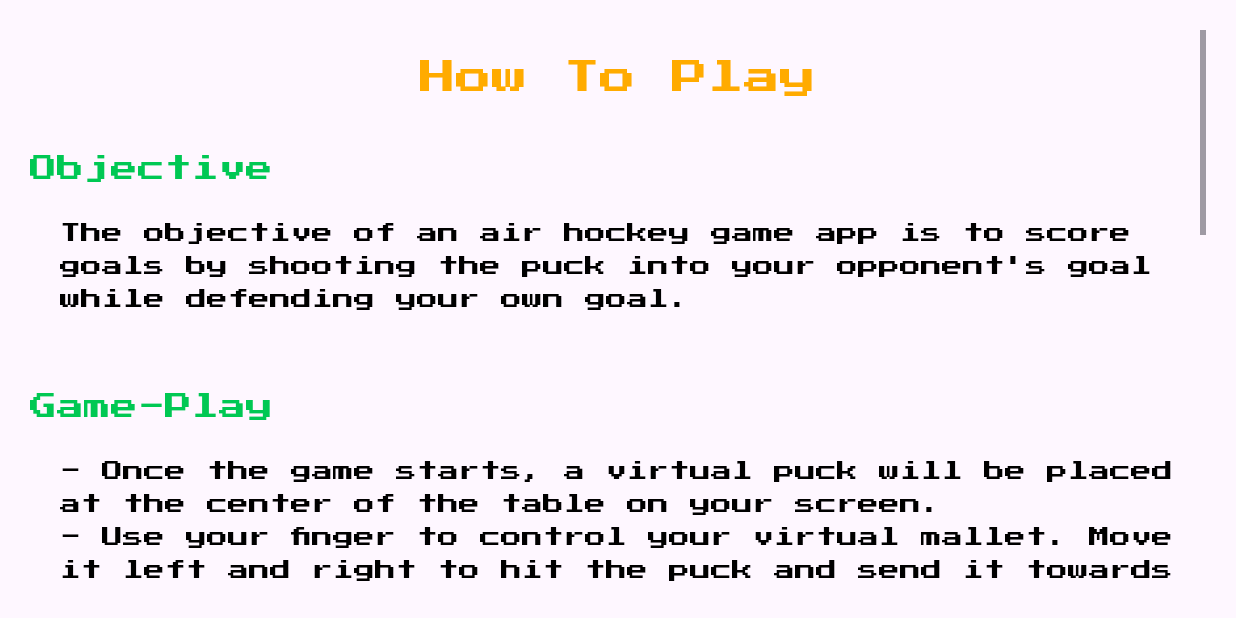
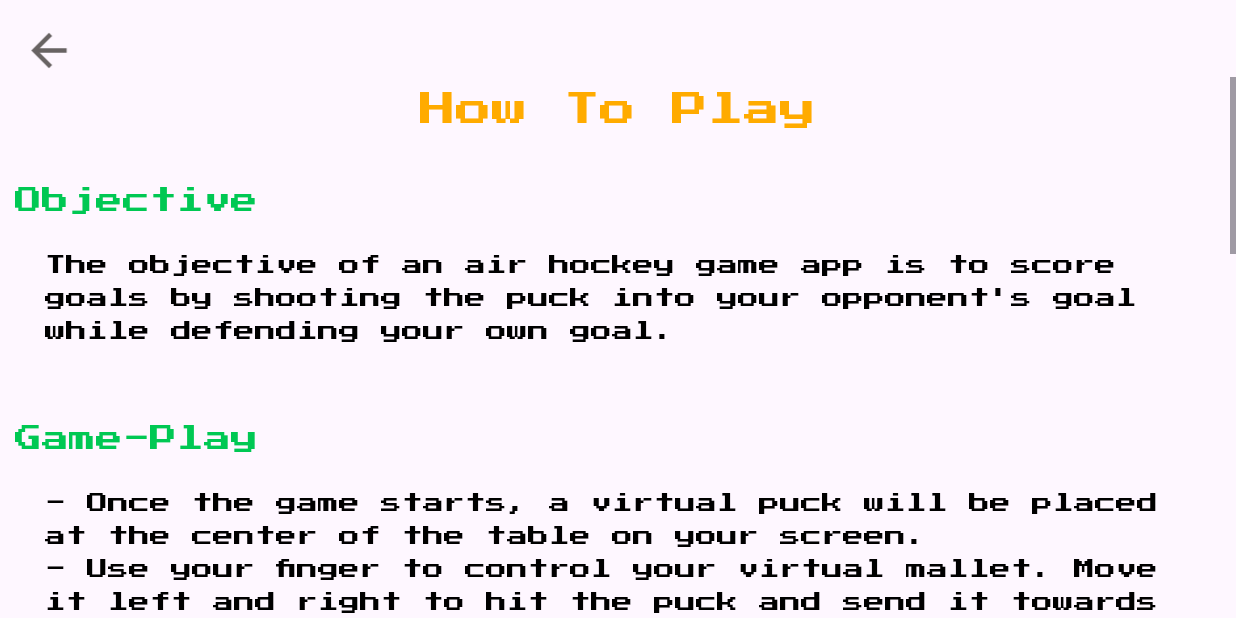
Before and after one commit to hngx-org/team-titans-hockey, an Android app: the RulesFragment screen opened through its navigation route, on a phone screen of 824 x 412 dp (held sideways). Run offline under Robolectric (Android 15) with nearby library versions, the phone set to English and light mode, and no system bars; 2 statements that could not run were skipped.

Commit message:
Chinaza (#11)
* test

* created 2 screens

* updated some screens

* Revert "updated some screens"

This reverts commit 5a0000e56ae1f43810e47911487db5db7530079a.

* Revert "Revert "updated some screens""

This reverts commit 99eae60f94129d3c057ca8cfe378a539457441f1.

* updated some screens

* updated some screens

* updated more screens

* updated screens to use black and white background

* updated screens to use black and white background

* updated screens

* added in game sounds to the HockeyTable

* -worked on syncing the sound to game,settings,about and rules fragment

-made some ui updates

---------

Co-authored-by: Daniel <danieliroka67@gmail.com>

```diff
--- a/app/build.gradle.kts
+++ b/app/build.gradle.kts
@@ -48,6 +48,8 @@ dependencies {
     testImplementation("junit:junit:4.13.2")
     androidTestImplementation("androidx.test.ext:junit:1.1.5")
     androidTestImplementation("androidx.test.espresso:espresso-core:3.5.1")
+    implementation ("androidx.lifecycle:lifecycle-viewmodel-ktx:2.6.2")
+    implementation ("androidx.lifecycle:lifecycle-livedata-ktx:2.6.2")
 
     implementation("androidx.navigation:navigation-fragment-ktx:$nav_version")
     implementation("androidx.navigation:navigation-ui-ktx:$nav_version")
--- a/app/src/main/AndroidManifest.xml
+++ b/app/src/main/AndroidManifest.xml
@@ -12,9 +12,6 @@
         android:supportsRtl="true"
         android:theme="@style/Theme.Titans_Hockey_Challenge"
         tools:targetApi="31">
-        <activity
-            android:name=".Splash2"
-            android:exported="false" />
         <activity
             android:name=".Splash_Screen"
             android:configChanges="keyboardHidden|orientation|screenSize"
--- a/app/src/main/java/com/example/titans_hockey_challenge/MainActivity.kt
+++ b/app/src/main/java/com/example/titans_hockey_challenge/MainActivity.kt
@@ -2,13 +2,17 @@ package com.example.titans_hockey_challenge
 
 import androidx.appcompat.app.AppCompatActivity
 import android.os.Bundle
+import androidx.activity.viewModels
 import androidx.navigation.NavController
 import androidx.navigation.fragment.NavHostFragment
 import com.example.titans_hockey_challenge.databinding.ActivityMainBinding
+import com.example.titans_hockey_challenge.models.SoundViewModel
 
 class MainActivity : AppCompatActivity() {
     private lateinit var binding : ActivityMainBinding
     private lateinit var navController: NavController
+    private val soundViewModel: SoundViewModel by viewModels()
+
 
     override fun onCreate(savedInstanceState: Bundle?) {
         super.onCreate(savedInstanceState)
@@ -21,4 +25,9 @@ class MainActivity : AppCompatActivity() {
         navController = navHostFragment.navController
 
     }
+
+
+
+
+
 }
--- a/app/src/main/java/com/example/titans_hockey_challenge/ui/RulesFragment.kt
+++ b/app/src/main/java/com/example/titans_hockey_challenge/ui/RulesFragment.kt
@@ -5,16 +5,32 @@ import android.view.LayoutInflater
 import android.view.View
 import android.view.ViewGroup
 import androidx.fragment.app.Fragment
+import androidx.navigation.fragment.findNavController
 import com.example.titans_hockey_challenge.R
+import com.example.titans_hockey_challenge.databinding.FragmentRulesBinding
 
 
 class RulesFragment : Fragment() {
 
-
-    override fun onCreateView(inflater: LayoutInflater, container: ViewGroup?, savedInstanceState: Bundle?): View? {
+    lateinit var binding: FragmentRulesBinding
+    override fun onCreateView(
+        inflater: LayoutInflater,
+        container: ViewGroup?,
+        savedInstanceState: Bundle?
+    ): View? {
         // Inflate the layout for this fragment
         return inflater.inflate(R.layout.fragment_rules, container, false)
     }
 
+    override fun onViewCreated(view: View, savedInstanceState: Bundle?) {
+        super.onViewCreated(view, savedInstanceState)
+
+        binding.apply {
+            bckbtn.setOnClickListener {
+                findNavController().navigate(R.id.settingsFragment)
+            }
+        }
+    }
+
 
 }
--- a/app/src/main/java/com/example/titans_hockey_challenge/ui/StarterFragment.kt
+++ b/app/src/main/java/com/example/titans_hockey_challenge/ui/StartFragment.kt
@@ -3,33 +3,46 @@ package com.example.titans_hockey_challenge.ui
 import android.os.Bundle
 import android.os.Handler
 import android.os.Looper
-import androidx.fragment.app.Fragment
 import android.view.LayoutInflater
 import android.view.View
 import android.view.ViewGroup
 import android.view.animation.AnimationUtils
+import androidx.fragment.app.Fragment
 import androidx.navigation.fragment.findNavController
 import com.example.titans_hockey_challenge.R
-import com.example.titans_hockey_challenge.databinding.FragmentStarterBinding
+import com.example.titans_hockey_challenge.databinding.FragmentStartBinding
 
-class StarterFragment : Fragment() {
-    lateinit var binding: FragmentStarterBinding
+class StartFragment : Fragment() {
 
-    override fun onCreateView(inflater: LayoutInflater, container: ViewGroup?, savedInstanceState: Bundle?): View? {
-        // Inflate the layout using the binding
-        binding = FragmentStarterBinding.inflate(inflater, container, false)
+    lateinit var binding: FragmentStartBinding
+
+    override fun onCreateView(
+        inflater: LayoutInflater,
+        container: ViewGroup?,
+        savedInstanceState: Bundle?
+    ): View? {
+
+        binding = FragmentStartBinding.inflate(inflater, container, false)
+
         return binding.root
     }
 
     override fun onViewCreated(view: View, savedInstanceState: Bundle?) {
         super.onViewCreated(view, savedInstanceState)
+
         val anim = AnimationUtils.loadAnimation(requireContext(), R.anim.anime)
 
         binding.apply {
-            starterFragment.startAnimation(anim)
+            startFragment.startAnimation(anim)
+
             Handler(Looper.getMainLooper()).postDelayed({
                 findNavController().navigate(R.id.gameFragment)
             }, 6000)
+
         }
+
+
     }
+
+
 }
--- /dev/null
+++ b/app/src/main/res/drawable/baseline_arrow_back_24.xml
@@ -0,0 +1,5 @@
+<vector android:autoMirrored="true" android:height="24dp"
+    android:tint="#686363" android:viewportHeight="24"
+    android:viewportWidth="24" android:width="24dp" xmlns:android="http://schemas.android.com/apk/res/android">
+    <path android:fillColor="@android:color/white" android:pathData="M20,11H7.83l5.59,-5.59L12,4l-8,8 8,8 1.41,-1.41L7.83,13H20v-2z"/>
+</vector>
--- a/app/src/main/res/layout/fragment_rules.xml
+++ b/app/src/main/res/layout/fragment_rules.xml
@@ -1,25 +1,46 @@
 <?xml version="1.0" encoding="utf-8"?>
-
-<ScrollView
-    xmlns:android="http://schemas.android.com/apk/res/android"
+<androidx.constraintlayout.widget.ConstraintLayout xmlns:android="http://schemas.android.com/apk/res/android"
     xmlns:app="http://schemas.android.com/apk/res-auto"
     xmlns:tools="http://schemas.android.com/tools"
     android:layout_width="match_parent"
     android:layout_height="match_parent"
-    android:padding="20dp"
-    tools:context=".ui.RulesFragment"
-    >
+    tools:context=".ui.RulesFragment">
+
+    <ImageView
+        android:id="@+id/bckbtn"
+        android:layout_width="45dp"
+        android:layout_height="35dp"
+        android:layout_marginStart="10dp"
+        android:layout_marginTop="16dp"
+        android:src="@drawable/baseline_arrow_back_24"
+        app:layout_constraintStart_toStartOf="parent"
+        app:layout_constraintTop_toTopOf="parent" />
+
+
+    <ScrollView
+        android:layout_width="match_parent"
+        android:layout_height="0dp"
+        app:layout_constraintBottom_toBottomOf="parent"
+        app:layout_constraintEnd_toEndOf="parent"
+        app:layout_constraintHorizontal_bias="0.5"
+        app:layout_constraintStart_toStartOf="parent"
+        app:layout_constraintTop_toBottomOf="@+id/bckbtn">
+
 
         <androidx.constraintlayout.widget.ConstraintLayout
             android:layout_width="match_parent"
-        android:layout_height="wrap_content">
+            android:layout_height="wrap_content"
+            android:padding="10dp"
+            app:layout_constraintEnd_toEndOf="parent"
+            app:layout_constraintHorizontal_bias="0.5"
+            app:layout_constraintStart_toStartOf="parent"
+            app:layout_constraintTop_toBottomOf="@+id/bckbtn">
 
 
             <TextView
                 android:id="@+id/abtTv"
                 android:layout_width="wrap_content"
                 android:layout_height="wrap_content"
-            android:layout_marginTop="20dp"
                 android:fontFamily="@font/press_start_2p"
                 android:text="How To Play"
                 android:textColor="#FFAB00"
@@ -45,13 +66,13 @@
                 android:id="@+id/textView4"
                 android:layout_width="wrap_content"
                 android:layout_height="wrap_content"
+                android:fontFamily="@font/press_start_2p"
+                android:lineSpacingExtra="8dp"
                 android:padding="20dp"
-            android:fontFamily="@font/press_start_2p"
                 android:text="@string/obj"
-            android:lineSpacingExtra="8dp"
                 android:textAlignment="textStart"
+                android:textSize="14sp"
                 android:theme="@style/txt"
-            android:textSize="14sp"
                 app:layout_constraintEnd_toEndOf="parent"
                 app:layout_constraintStart_toStartOf="parent"
                 app:layout_constraintTop_toBottomOf="@+id/textView2" />
@@ -61,9 +82,9 @@
                 android:id="@+id/textView3"
                 android:layout_width="wrap_content"
                 android:layout_height="wrap_content"
+                android:layout_marginTop="30dp"
                 android:fontFamily="@font/press_start_2p"
                 android:text="Game-Play"
-            android:layout_marginTop="30dp"
                 android:textColor="#00C853"
                 android:textSize="18sp"
                 app:layout_constraintStart_toStartOf="parent"
@@ -74,12 +95,12 @@
                 android:layout_width="wrap_content"
                 android:layout_height="wrap_content"
                 android:fontFamily="@font/press_start_2p"
+                android:lineSpacingExtra="8dp"
+                android:padding="20dp"
                 android:text="@string/gmPlay"
-            android:padding="20dp"
-            android:lineSpacingExtra="8dp"
                 android:textAlignment="textStart"
+                android:textSize="14sp"
                 android:theme="@style/txt"
-            android:textSize="14sp"
                 app:layout_constraintEnd_toEndOf="parent"
                 app:layout_constraintStart_toStartOf="parent"
                 app:layout_constraintTop_toBottomOf="@+id/textView3" />
@@ -88,32 +109,32 @@
                 android:id="@+id/textView6"
                 android:layout_width="wrap_content"
                 android:layout_height="wrap_content"
+                android:layout_marginTop="30dp"
                 android:fontFamily="@font/press_start_2p"
                 android:text="Strategies"
-            android:layout_marginTop="30dp"
                 android:textColor="#00C853"
                 android:textSize="18sp"
                 app:layout_constraintStart_toStartOf="parent"
-            app:layout_constraintTop_toBottomOf="@+id/textView5"
-            />
+                app:layout_constraintTop_toBottomOf="@+id/textView5" />
 
             <TextView
                 android:id="@+id/textView7"
                 android:layout_width="wrap_content"
                 android:layout_height="wrap_content"
+                android:layout_marginBottom="20dp"
                 android:fontFamily="@font/press_start_2p"
+                android:lineSpacingExtra="8dp"
                 android:padding="20dp"
-            android:lineSpacingExtra="8dp"
                 android:text="@string/strategies"
                 android:textAlignment="textStart"
+                android:textSize="14sp"
                 android:theme="@style/txt"
-            android:textSize="14sp"
-            android:layout_marginBottom="20dp"
+                app:layout_constraintBottom_toBottomOf="parent"
                 app:layout_constraintEnd_toEndOf="parent"
                 app:layout_constraintStart_toStartOf="parent"
-            app:layout_constraintBottom_toBottomOf="parent"
                 app:layout_constraintTop_toBottomOf="@id/textView6" />
 
         </androidx.constraintlayout.widget.ConstraintLayout>
 
     </ScrollView>
+</androidx.constraintlayout.widget.ConstraintLayout>
--- a/app/src/main/res/navigation/nav_graph.xml
+++ b/app/src/main/res/navigation/nav_graph.xml
@@ -3,7 +3,7 @@
     xmlns:app="http://schemas.android.com/apk/res-auto"
     xmlns:tools="http://schemas.android.com/tools"
     android:id="@+id/nav_graph"
-    app:startDestination="@id/starterFragment">
+    app:startDestination="@id/startFragment">
 
     <fragment
         android:id="@+id/gameFragment"
@@ -16,11 +16,8 @@
         <action
             android:id="@+id/action_gameFragment_to_blankFragment"
             app:destination="@id/settingsFragment" />
-        <action
-            android:id="@+id/action_gameFragment_to_starterFragment"
-            app:destination="@id/starterFragment"
-            app:popUpTo="@id/starterFragment"
-            app:popUpToInclusive="true" />
+
+
     </fragment>
     <fragment
         android:id="@+id/hockeyFragment"
@@ -30,17 +27,6 @@
         <action
             android:id="@+id/to_gameFragment"
             app:destination="@id/gameFragment" />
-    </fragment>
-    <fragment
-        android:id="@+id/starterFragment"
-        android:name="com.example.titans_hockey_challenge.ui.StarterFragment"
-        android:label="fragment_starter"
-        tools:layout="@layout/fragment_starter" >
-        <action
-            android:id="@+id/action_starterFragment_to_gameFragment"
-            app:destination="@id/gameFragment"
-            app:enterAnim="@android:anim/fade_in"
-            app:exitAnim="@android:anim/fade_out" />
     </fragment>
     <fragment
         android:id="@+id/settingsFragment"
@@ -67,4 +53,12 @@
         android:name="com.example.titans_hockey_challenge.ui.AboutFragment"
         android:label="fragment_about"
         tools:layout="@layout/fragment_about" />
+
+    <fragment
+        android:id="@+id/startFragment"
+        android:name="com.example.titans_hockey_challenge.ui.StartFragment"
+        android:label="fragment_start"
+        tools:layout="@layout/fragment_start" />
+
+
 </navigation>
--- a/app/src/main/res/values/strings.xml
+++ b/app/src/main/res/values/strings.xml
@@ -25,7 +25,6 @@
 </string>
 
 
-
     <string name="abt">Hockey Challenge is an exhilarating hockey game that delivers thrilling and competitive gameplay and promises to bring the excitement of the classic air hockey arcade game to your mobile device.\nTake on the challenge in both single-player mode, facing off against AI opponents, and multiplayer mode, where you can go head-to-head with real opponents for the ultimate hockey showdown.</string>
 
     <string name="how_to_pay">Settings</string>
@@ -39,6 +38,7 @@
     </string>
     <string name="sound"><![CDATA[\<Sound\>]]></string>
     <string name="on"><![CDATA[<ON>]]></string>
+    <string name="off"><![CDATA[<OFF>]]></string>
     <string name="how_to_play"><![CDATA[<How To Play>]]></string>
     <string name="about"><![CDATA[<About>]]></string>
     <string name="exit_game">Exit Game</string>
```
Also changed, not shown: app/src/main/java/com/example/titans_hockey_challenge/models/SoundViewModel.kt (added, +45 -0 lines), app/src/main/java/com/example/titans_hockey_challenge/ui/AboutFragment.kt (+12 -1 lines), app/src/main/java/com/example/titans_hockey_challenge/ui/SettingsFragment.kt (+39 -12 lines), app/src/main/res/layout/fragment_about.xml (+38 -28 lines), app/src/main/res/layout/fragment_game.xml (+3 -5 lines), app/src/main/res/layout/fragment_settings.xml (+13 -3 lines), app/src/main/res/layout/fragment_start.xml (renamed from app/src/main/res/layout/fragment_starter.xml, +9 -11 lines). Lines whose indentation alone changed are shown as unchanged.
